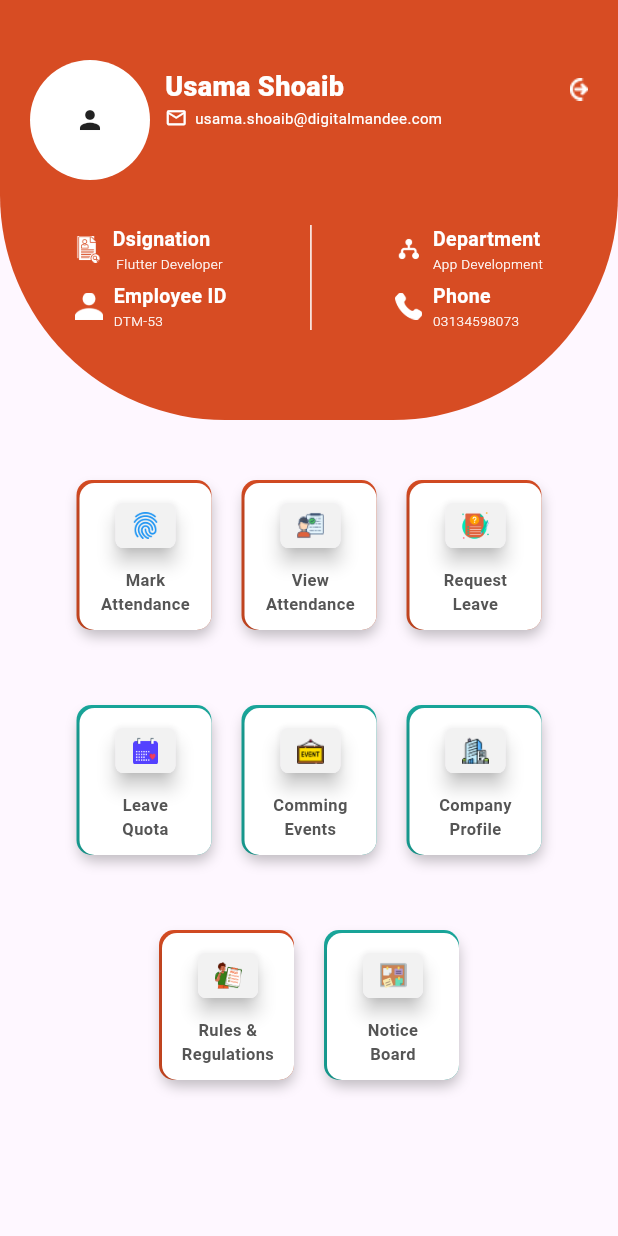
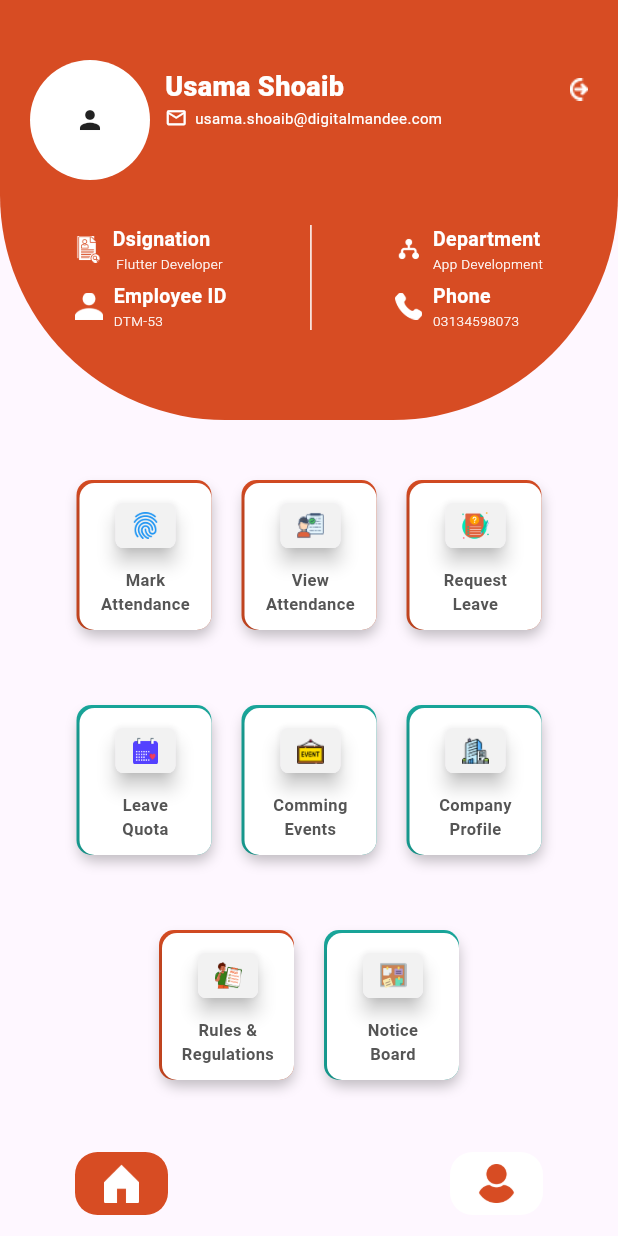
Before and after one commit to usamashoaib786/h_r_m, a Flutter app: the screen it shows after launch, after a tap on "LOGIN", on a phone screen of 412 x 824 dp. Run offline on Flutter 3.47's test engine with Material 3 defaults, Android fonts, the light colour scheme and no system bars; our stand-ins replace dio, dots_indicator, expandable_text, logger, shared_preferences, sizer and 1 more.

Commit message:
UI Complted

```diff
--- a/lib/View/Auth/sign_in_screen.dart
+++ b/lib/View/Auth/sign_in_screen.dart
@@ -4,6 +4,7 @@ import 'package:h_r_m/Utils/utils.dart';
 import 'package:h_r_m/Utils/widgets/others/app_button.dart';
 import 'package:h_r_m/Utils/widgets/others/app_field.dart';
 import 'package:h_r_m/Utils/widgets/others/app_text.dart';
+import 'package:h_r_m/View/Bottom%20Navigation%20bar/bottom_nav_view.dart';
 import 'package:h_r_m/View/HomePAge/home_screen.dart';
 
 class SignInScreen extends StatefulWidget {
@@ -74,7 +75,7 @@ class _SignInScreenState extends State<SignInScreen> {
                           controller: _passwordController,
                         ),
                         AppButton.appButton("LOGIN", onTap: () {
-                          push(context, LandingScreen());
+                          push(context, BottomNavView());
                         },
                             textColor: Colors.white,
                             fontSize: 22,
--- /dev/null
+++ b/lib/View/Bottom Navigation bar/bottom_nav_view.dart
@@ -0,0 +1,91 @@
+import 'package:flutter/material.dart';
+import 'package:h_r_m/Utils/resources/res/app_theme.dart';
+import 'package:h_r_m/View/HomePAge/home_screen.dart';
+import 'package:h_r_m/View/Profile%20Screen/profile_screen.dart';
+
+class BottomNavView extends StatefulWidget {
+  const BottomNavView({super.key});
+
+  @override
+  State<BottomNavView> createState() => _BottomNavViewState();
+}
+
+class _BottomNavViewState extends State<BottomNavView> {
+  var _currentIndex = 0;
+  List screens = [
+    LandingScreen(),
+    ProfileScreen(),
+  ];
+
+  @override
+  Widget build(BuildContext context) {
+    return Scaffold(
+      bottomNavigationBar: Container(
+        height: 70,
+        child: Padding(
+          padding: const EdgeInsets.symmetric(horizontal: 50.0),
+          child: Row(
+            mainAxisAlignment: MainAxisAlignment.spaceBetween,
+            children: [
+              GestureDetector(
+                onTap: () {
+                  setState(() {
+                    _currentIndex = 0;
+                  });
+                },
+                child: Container(
+                  height: 42,
+                  width: 62,
+                  decoration: BoxDecoration(
+                    borderRadius: BorderRadius.circular(15),
+                    color: _currentIndex != 0
+                        ? AppTheme.whiteColor
+                        : AppTheme.appColor,
+                  ),
+                  child: Padding(
+                    padding: const EdgeInsets.all(8.0),
+                    child: Image.asset(
+                      "assets/images/home.png",
+                      color: _currentIndex == 0
+                          ? AppTheme.whiteColor
+                          : AppTheme.appColor,
+                      height: 24,
+                    ),
+                  ),
+                ),
+              ),
+                GestureDetector(
+                onTap: () {
+                  setState(() {
+                    _currentIndex = 1;
+                  });
+                },
+                child: Container(
+                  height: 42,
+                  width: 62,
+                  decoration: BoxDecoration(
+                    borderRadius: BorderRadius.circular(15),
+                    color: _currentIndex != 1
+                        ? AppTheme.whiteColor
+                        : AppTheme.appColor,
+                  ),
+                  child: Padding(
+                    padding: const EdgeInsets.all(8.0),
+                    child: Image.asset(
+                      "assets/images/profile.png",
+                      color: _currentIndex == 1
+                          ? AppTheme.whiteColor
+                          : AppTheme.appColor,
+                      height: 24,
+                    ),
+                  ),
+                ),
+              ),
+            ],
+          ),
+        ),
+      ),
+      body: screens[_currentIndex],
+    );
+  }
+}
--- a/lib/View/Company Profile/company_profile.dart
+++ b/lib/View/Company Profile/company_profile.dart
@@ -237,9 +237,9 @@ class _CompanyProfileScreenState extends State<CompanyProfileScreen> {
                 txt:
                     "Leave requests must be made through the HRM system, requiring approval from the HOD followed by HR. ",
                 img: "assets/images/enterprise.png"),
-                const SizedBox(
-                  height: 40,
-                )
+            const SizedBox(
+              height: 40,
+            )
           ],
         ),
       ),
--- a/lib/View/HomePAge/home_screen.dart
+++ b/lib/View/HomePAge/home_screen.dart
@@ -10,6 +10,7 @@ import 'package:h_r_m/View/Notice%20Board/notice_board.dart';
 import 'package:h_r_m/View/Request%20Leave/request_leave.dart';
 import 'package:h_r_m/View/Rules%20and%20Regulation/rule_regulation.dart';
 import 'package:h_r_m/View/View%20Attendence/view_attendence.dart';
+import 'package:h_r_m/View/popup.dart';
 
 class LandingScreen extends StatefulWidget {
   const LandingScreen({super.key});
@@ -101,9 +102,20 @@ class _LandingScreenState extends State<LandingScreen> {
                             ),
                           ],
                         ),
-                        Padding(
-                          padding: const EdgeInsets.only(top: 12.0),
-                          child: Image.asset("assets/images/logout.png"),
+                        GestureDetector(
+                          onTap: () {
+                              showDialog(
+                  context: context,
+                  builder: (BuildContext context) {
+                    return const CustomPopUp(
+                    );
+                  },
+                );
+                          },
+                          child: Padding(
+                            padding: const EdgeInsets.only(top: 12.0),
+                            child: Image.asset("assets/images/logout.png"),
+                          ),
                         )
                       ],
                     ),
```
Also changed, not shown: lib/View/Profile Screen/profile_screen.dart (added, +138 -0 lines), lib/View/popup.dart (added, +73 -0 lines), lib/View/splash_screen.dart (deleted, +0 -79 lines), assets/images/department1.png (added), assets/images/designation1.png (added), assets/images/home.png (added), assets/images/mail.png (added), assets/images/person.png (added), assets/images/phone1.png (added), assets/images/profile.png (added), assets/images/profileImg.png (added).
